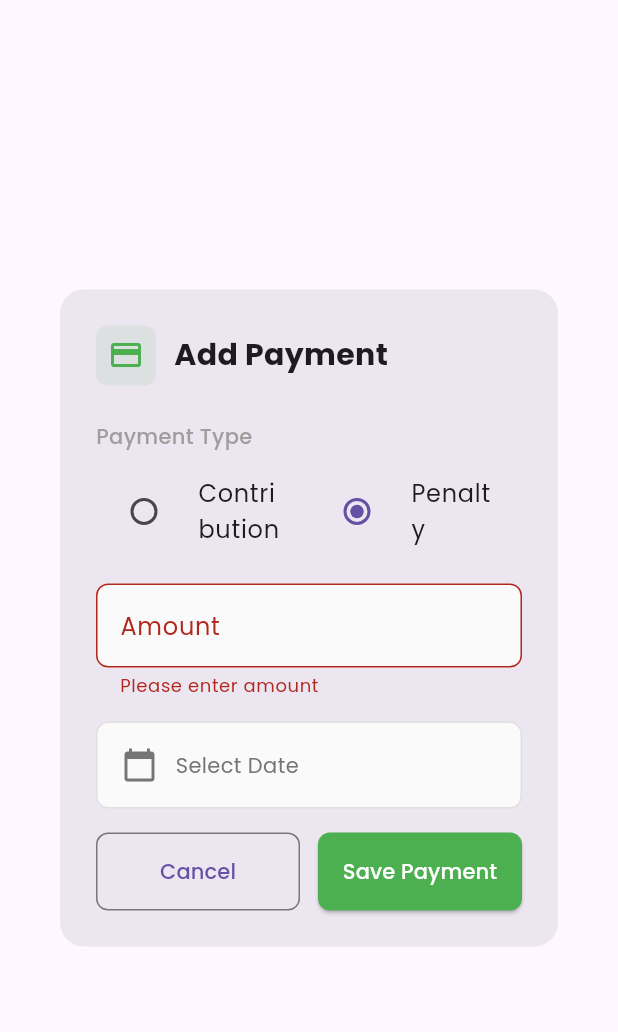
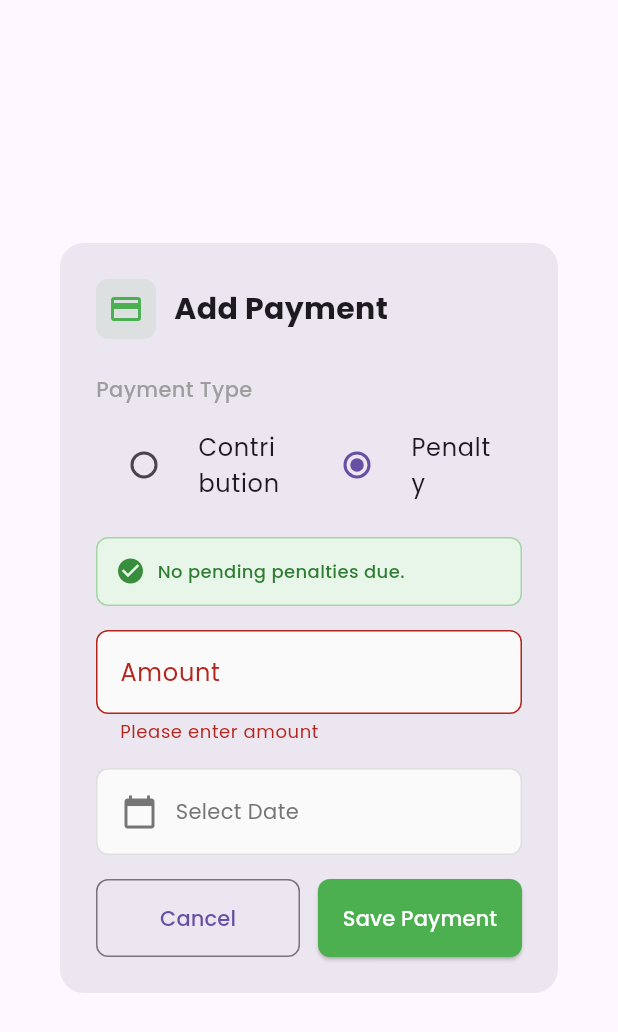
Before and after one commit to RaymundSRC/UTANG-APP, a Flutter app: the MemberPaymentForm widget shown alone on an empty page, opened directly with empty values, after a tap on "Save Payment", after a tap on "Penalty", on a phone screen of 412 x 824 dp. Shown: the top 1032 px of the screen. Run offline on Flutter 3.47's test engine with Material 3 defaults, Android fonts, the phone set to English and light mode, and no system bars; our stand-ins replace google_fonts, supabase_flutter; accounts and stored records are empty.

Commit message:
feat: Select month in Member Penalty Payment

```diff
--- a/lib/pages/members/member_payment_form.dart
+++ b/lib/pages/members/member_payment_form.dart
@@ -1,5 +1,7 @@
 import 'package:flutter/material.dart';
 import 'members_profile.dart';
+import 'member_penalties_service.dart';
+import 'penalty_month_selector.dart';
 
 class MemberPaymentForm extends StatefulWidget {
   final Member member;
@@ -20,6 +22,28 @@ class _MemberPaymentFormState extends State<MemberPaymentForm> {
   final amountController = TextEditingController();
   String selectedPaymentType = 'contribution';
   DateTime? selectedDate;
+
+  List<PenaltyItem> _pendingPenalties = [];
+  bool _isLoadingPenalties = false;
+  String _selectedMonthsString = '';
+  double _lastSelectedPenaltyAmount = 0;
+
+  @override
+  void initState() {
+    super.initState();
+    _fetchPenalties();
+  }
+
+  Future<void> _fetchPenalties() async {
+    setState(() => _isLoadingPenalties = true);
+    final penalties = await MemberPenaltiesService.calculatePendingPenalties(widget.member);
+    if (mounted) {
+      setState(() {
+        _pendingPenalties = penalties;
+        _isLoadingPenalties = false;
+      });
+    }
+  }
 
   @override
   void dispose() {
@@ -146,6 +170,24 @@ class _MemberPaymentFormState extends State<MemberPaymentForm> {
               if (selectedPaymentType == 'contribution')
                 const SizedBox(height: 16),
 
+              if (selectedPaymentType == 'penalty')
+                _isLoadingPenalties
+                    ? const Center(child: Padding(padding: EdgeInsets.all(16.0), child: CircularProgressIndicator()))
+                    : PenaltyMonthSelector(
+                        pendingPenalties: _pendingPenalties,
+                        onSelectionChanged: (selectedItems, totalAmount) {
+                          setState(() {
+                            // Automatically prefix amount if they haven't manually tweaked it (optional)
+                            // Here we just overwrite to help them, but they can still override it
+                            _selectedMonthsString = selectedItems.map((p) => p.monthName).join(', ');
+                            amountController.text = totalAmount > 0 ? totalAmount.toStringAsFixed(2) : '';
+                            _lastSelectedPenaltyAmount = totalAmount;
+                          });
+                        },
+                      ),
+              if (selectedPaymentType == 'penalty')
+                const SizedBox(height: 16),
+
               // Amount Field
               TextFormField(
                 controller: amountController,
@@ -237,11 +279,20 @@ class _MemberPaymentFormState extends State<MemberPaymentForm> {
                             );
                             return;
                           }
+                          if (selectedPaymentType == 'penalty' && _selectedMonthsString.isEmpty) {
+                            ScaffoldMessenger.of(context).showSnackBar(
+                              const SnackBar(
+                                content: Text('Please select at least one penalty month to pay for.'),
+                              ),
+                            );
+                            return;
+                          }
                           Navigator.pop(context, {
                             'amount':
                                 double.tryParse(amountController.text) ?? 0,
                             'payment_type': selectedPaymentType,
                             'date': selectedDate,
+                            'selected_months': selectedPaymentType == 'penalty' ? _selectedMonthsString : null,
                           });
 
                           if (widget.onPaymentSaved != null) {
--- a/lib/pages/members/member_penalties_service.dart
+++ b/lib/pages/members/member_penalties_service.dart
@@ -45,11 +45,13 @@ class MemberPenaltiesService {
     final List<Map<String, dynamic>> payments =
         List<Map<String, dynamic>>.from(paymentsRes);
 
-    // 2. Calculate original deposit at join date
     double totalContributionsFromPayments = 0;
+    double totalPaidPenalties = 0;
     for (var p in payments) {
       if (p['payment_type'] == 'contribution') {
         totalContributionsFromPayments += (p['amount'] as num).toDouble();
+      } else if (p['payment_type'] == 'penalty') {
+        totalPaidPenalties += (p['amount'] as num).toDouble();
       }
     }
 
@@ -73,7 +75,8 @@ class MemberPenaltiesService {
 
       // Grace period starts on the joinDay of the following month
       final gracePeriodStart = DateTime(year, monthIndex + 1, joinDay);
-      final gracePeriodEnd = DateTime(year, monthIndex + 1, joinDay + 4, 23, 59, 59);
+      final gracePeriodEnd =
+          DateTime(year, monthIndex + 1, joinDay + 4, 23, 59, 59);
 
       if (now.isBefore(gracePeriodStart)) {
         // UPCOMING CYCLE
@@ -84,13 +87,13 @@ class MemberPenaltiesService {
             monthIndex: monthIndex,
             monthName: monthName,
             penaltyAmount: penaltyAmount,
-              description: "$monthName (Expected) - 10% of ₱${currentBalance.toStringAsFixed(2)}",
+            description:
+                "$monthName (Expected) - 10% of ₱${currentBalance.toStringAsFixed(2)}",
             isUpcoming: true,
           ));
         }
         break; // Stop after finding the very next cycle
       }
-
 
       double balanceAtAssessment = 0;
 
@@ -132,8 +135,19 @@ class MemberPenaltiesService {
         penaltyRate = 0.15;
       }
 
-      final penaltyAmount = balanceAtAssessment * penaltyRate;
+      double penaltyAmount = balanceAtAssessment * penaltyRate;
       final pctStr = (penaltyRate * 100).toInt();
+
+      // Deduct previously paid penalties for this cycle
+      if (totalPaidPenalties > 0) {
+        if (totalPaidPenalties >= penaltyAmount) {
+          totalPaidPenalties -= penaltyAmount;
+          continue; // Fully paid penalty for this month
+        } else {
+          penaltyAmount -= totalPaidPenalties;
+          totalPaidPenalties = 0;
+        }
+      }
 
       pending.add(PenaltyItem(
         monthIndex: monthIndex,
--- a/lib/pages/members/payment_history_dialog.dart
+++ b/lib/pages/members/payment_history_dialog.dart
@@ -168,7 +168,9 @@ class _PaymentHistoryDialogState extends State<PaymentHistoryDialog> {
                                 ),
                               ),
                               subtitle: Text(
-                                '${date.day}/${date.month}/${date.year}',
+                                paymentType == 'penalty' && payment['selected_months'] != null
+                                    ? '${date.day}/${date.month}/${date.year}\nPaid for: ${payment['selected_months']}'
+                                    : '${date.day}/${date.month}/${date.year}',
                                 style: TextStyle(
                                   color: Colors.grey.shade600,
                                   fontSize: 12,
--- /dev/null
+++ b/lib/pages/members/penalty_month_selector.dart
@@ -0,0 +1,177 @@
+import 'package:flutter/material.dart';
+import 'member_penalties_service.dart';
+
+class PenaltyMonthSelector extends StatefulWidget {
+  final List<PenaltyItem> pendingPenalties;
+  final Function(List<PenaltyItem>, double) onSelectionChanged;
+
+  const PenaltyMonthSelector({
+    super.key,
+    required this.pendingPenalties,
+    required this.onSelectionChanged,
+  });
+
+  @override
+  State<PenaltyMonthSelector> createState() => _PenaltyMonthSelectorState();
+}
+
+class _PenaltyMonthSelectorState extends State<PenaltyMonthSelector> {
+  late List<PenaltyItem> _duePenalties;
+  final Set<int> _selectedIndices = {};
+
+  @override
+  void initState() {
+    super.initState();
+    // Filter to only include actual due penalties (exclude expected/upcoming)
+    _duePenalties = widget.pendingPenalties.where((p) => !p.isUpcoming).toList();
+  }
+
+  void _toggleSelection(int index) {
+    setState(() {
+      if (_selectedIndices.contains(index)) {
+        // If unchecking, uncheck this and all subsequent months
+        _selectedIndices.removeWhere((i) => i >= index);
+      } else {
+        // If checking, check this and all prior months (enforcing chronological order)
+        for (int i = 0; i <= index; i++) {
+          _selectedIndices.add(i);
+        }
+      }
+    });
+
+    _notifyParent();
+  }
+
+  void _notifyParent() {
+    final selectedItems = _selectedIndices.map((i) => _duePenalties[i]).toList();
+    final totalAmount = selectedItems.fold(0.0, (sum, item) => sum + item.penaltyAmount);
+    widget.onSelectionChanged(selectedItems, totalAmount);
+  }
+
+  @override
+  Widget build(BuildContext context) {
+    if (_duePenalties.isEmpty) {
+      return Container(
+        padding: const EdgeInsets.all(12),
+        decoration: BoxDecoration(
+          color: Colors.green.shade50,
+          borderRadius: BorderRadius.circular(8),
+          border: Border.all(color: Colors.green.shade200),
+        ),
+        child: Row(
+          children: [
+            Icon(Icons.check_circle, color: Colors.green.shade700, size: 20),
+            const SizedBox(width: 8),
+            Expanded(
+              child: Text(
+                'No pending penalties due.',
+                style: TextStyle(
+                  color: Colors.green.shade800,
+                  fontSize: 12,
+                  fontWeight: FontWeight.w500,
+                ),
+              ),
+            ),
+          ],
+        ),
+      );
+    }
+
+    return Column(
+      crossAxisAlignment: CrossAxisAlignment.start,
+      children: [
+        Row(
+          children: [
+            Icon(Icons.warning_amber_rounded, color: Colors.orange.shade700, size: 20),
+            const SizedBox(width: 8),
+            const Text(
+              'Select Penalty Months',
+              style: TextStyle(
+                fontSize: 14,
+                fontWeight: FontWeight.w600,
+              ),
+            ),
+          ],
+        ),
+        const SizedBox(height: 8),
+        Container(
+          decoration: BoxDecoration(
+            border: Border.all(color: Colors.grey.shade300),
+            borderRadius: BorderRadius.circular(8),
+            color: Colors.white,
+          ),
+          child: Column(
+            children: List.generate(_duePenalties.length, (index) {
+              final penalty = _duePenalties[index];
+              final isSelected = _selectedIndices.contains(index);
+
+              return InkWell(
+                onTap: () => _toggleSelection(index),
+                child: Container(
+                  padding: const EdgeInsets.symmetric(horizontal: 12, vertical: 8),
+                  decoration: BoxDecoration(
+                    color: isSelected ? Colors.red.shade50 : Colors.transparent,
+                    border: index < _duePenalties.length - 1
+                        ? Border(bottom: BorderSide(color: Colors.grey.shade200))
+                        : null,
+                  ),
+                  child: Row(
+                    children: [
+                      SizedBox(
+                        width: 24,
+                        height: 24,
+                        child: Checkbox(
+                          value: isSelected,
+                          onChanged: (val) => _toggleSelection(index),
+                          activeColor: Colors.red,
+                        ),
+                      ),
+                      const SizedBox(width: 12),
+                      Expanded(
+                        child: Column(
+                          crossAxisAlignment: CrossAxisAlignment.start,
+                          children: [
+                            Text(
+                              penalty.monthName,
+                              style: TextStyle(
+                                fontWeight: isSelected ? FontWeight.bold : FontWeight.normal,
+                                color: isSelected ? Colors.red.shade900 : Colors.black87,
+                              ),
+                            ),
+                            Text(
+                              penalty.description,
+                              style: TextStyle(
+                                fontSize: 11,
+                                color: Colors.grey.shade600,
+                              ),
+                            ),
+                          ],
+                        ),
+                      ),
+                      Text(
+                        '₱${penalty.penaltyAmount.toStringAsFixed(2)}',
+                        style: TextStyle(
+                          fontWeight: FontWeight.bold,
+                          color: isSelected ? Colors.red.shade700 : Colors.grey.shade600,
+                        ),
+                      ),
+                    ],
+                  ),
+                ),
+              );
+            }),
+          ),
+        ),
+        const SizedBox(height: 8),
+        Text(
+          '* Selecting a month will automatically select all earlier unpaid months.',
+          style: TextStyle(
+            fontSize: 11,
+            color: Colors.grey.shade500,
+            fontStyle: FontStyle.italic,
+          ),
+        ),
+      ],
+    );
+  }
+}
```
Also changed, not shown: lib/pages/members/member_detail_dialog.dart (+4 -4 lines), lib/pages/members/show_penalty_dialog.dart (+8 -4 lines). Lines whose indentation alone changed are shown as unchanged.
